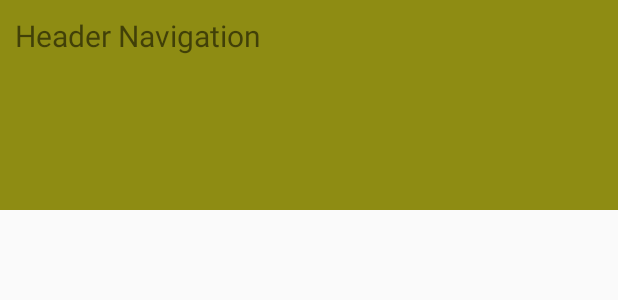
After one commit to chrissiemcc/parkrun, an Android app: the layout navigation_header.xml on its own in the app's theme, with its tools: preview values and no code run, on a phone screen of 412 x 824 dp. The commit adds this screen. Shown: the top 300 px of the screen. Run offline under Robolectric (Android 15) with nearby library versions, the phone set to English and light mode, and no system bars.

Commit message:
Added a navigation menu/drawer

```diff
--- a/app/src/main/java/com/parkrun/main/RegisterActivity.java
+++ b/app/src/main/java/com/parkrun/main/RegisterActivity.java
@@ -21,7 +21,7 @@ import com.google.firebase.database.FirebaseDatabase;
 
 public class RegisterActivity extends AppCompatActivity
 {
-    final Utilities utilities = new Utilities(this);
+    private final Utilities utilities = new Utilities(this);
 
     @Override
     protected void onCreate(Bundle savedInstanceState)
@@ -97,6 +97,8 @@ public class RegisterActivity extends AppCompatActivity
                                 editor.apply();
 
                                 utilities.getAlertDialog("Email Verification", "A verification email has been sent. Your ID is " + user.getAthleteId(), RegisterActivity.this, LoginActivity.class);
+
+                                finish();
                             }
                         }
                         else if (task.getException() instanceof FirebaseAuthUserCollisionException)
--- /dev/null
+++ b/app/src/main/res/layout/navigation_header.xml
@@ -0,0 +1,16 @@
+<?xml version="1.0" encoding="utf-8"?>
+<RelativeLayout xmlns:android="http://schemas.android.com/apk/res/android"
+    android:layout_width="match_parent"
+    android:layout_height="140dp"
+    android:background="@color/colorPrimary">
+
+    <TextView
+        android:id="@+id/textView2"
+        android:layout_width="wrap_content"
+        android:layout_height="wrap_content"
+        android:layout_alignParentStart="true"
+        android:layout_alignParentTop="true"
+        android:padding="10dp"
+        android:text="@string/navigation_header"
+        android:textSize="20sp" />
+</RelativeLayout>
--- a/app/src/main/res/values/colors.xml
+++ b/app/src/main/res/values/colors.xml
@@ -1,6 +1,6 @@
 <?xml version="1.0" encoding="utf-8"?>
 <resources>
-    <color name="colorPrimary">#8E8C13</color>
+    <color name="colorPrimary">#8e8c13</color>
     <color name="colorPrimaryDark">#767410</color>
     <color name="colorAccent">#000000</color>
 </resources>
--- a/app/src/main/res/values/styles.xml
+++ b/app/src/main/res/values/styles.xml
@@ -1,8 +1,6 @@
 <resources>
 
-    <!-- Base application theme. -->
-    <style name="AppTheme" parent="Theme.AppCompat.Light.DarkActionBar">
-        <!-- Customize your theme here. -->
+    <style name="AppTheme" parent="Theme.AppCompat.Light.NoActionBar">
         <item name="colorPrimary">@color/colorPrimary</item>
         <item name="colorPrimaryDark">@color/colorPrimaryDark</item>
         <item name="colorAccent">@color/colorAccent</item>
```
Also changed, not shown: app/src/main/java/com/parkrun/main/LoginActivity.java (+6 -6 lines), app/src/main/java/com/parkrun/main/MainActivity.java (+23 -0 lines), app/src/main/res/layout/activity_main.xml (+24 -3 lines), app/src/main/res/layout/navigation_actionbar.xml (added, +9 -0 lines), app/src/main/res/menu/navigation_menu.xml (added, +15 -0 lines), app/src/main/res/values/strings.xml (+8 -12 lines).
